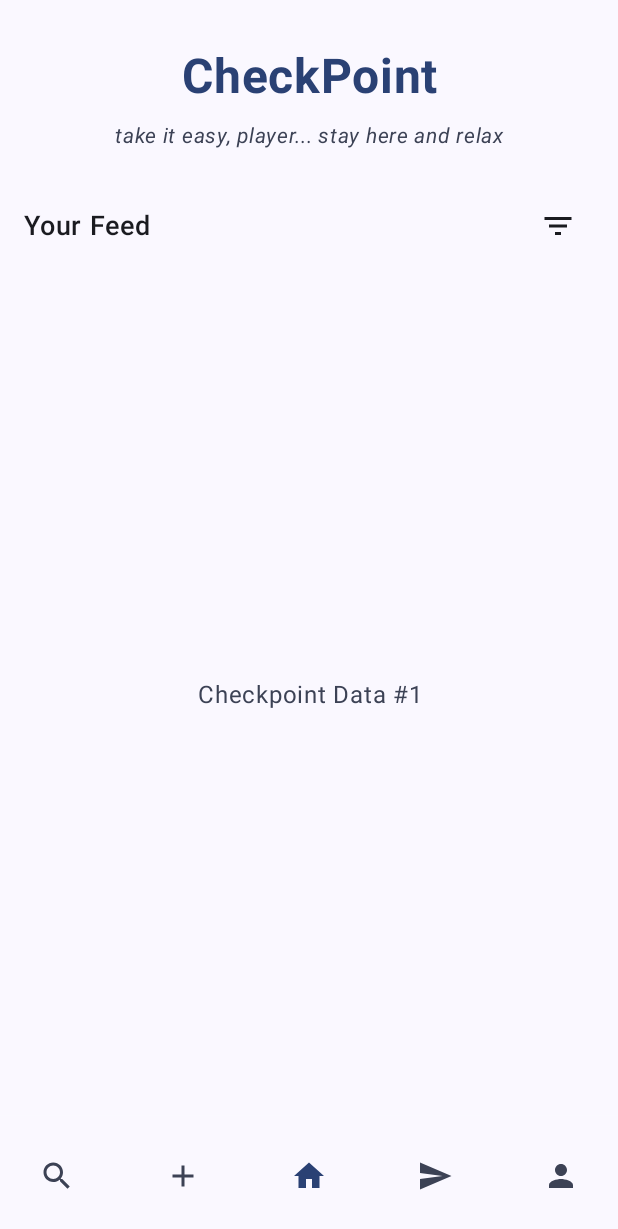
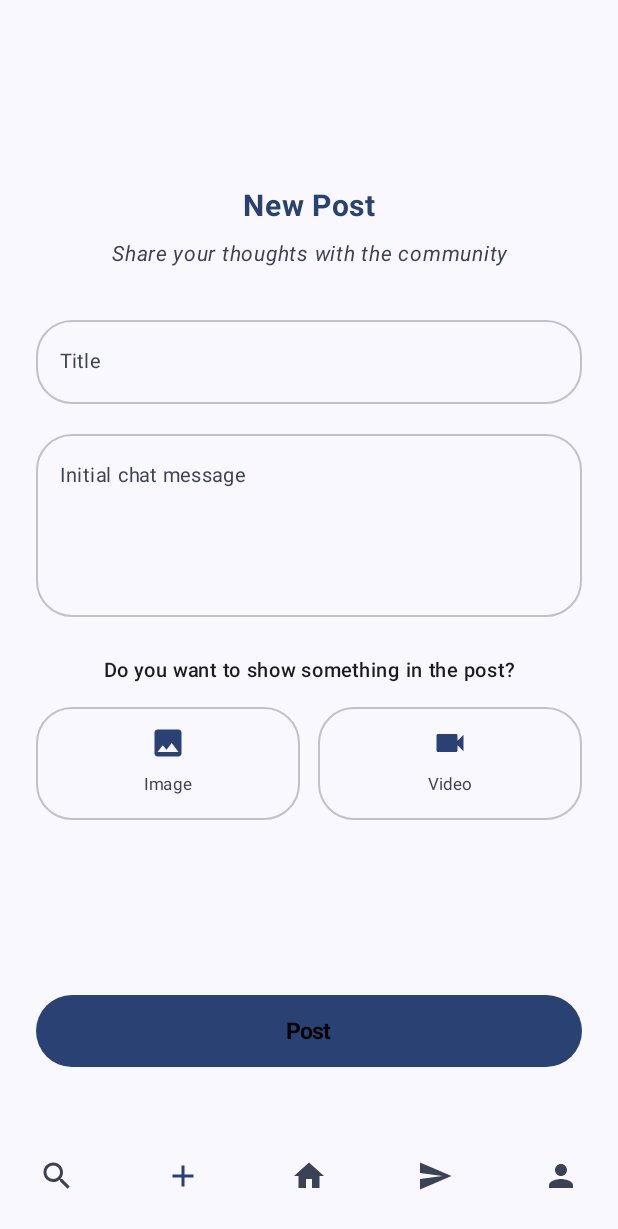
Before and after one commit to AlessioCamerano/CheckPoint, an Android app built with Jetpack Compose: the MainScreen screen opened through its navigation route, item 2 of the bottom bar chosen, on a phone screen of 412 x 824 dp. Shown: the top 1229 px of the screen. Run offline under Robolectric (Android 15) with nearby library versions, the phone set to English and light mode, and no system bars.

Commit message:
Schermata NewPost + Button per Upload Media

```diff
--- a/app/src/main/java/com/example/checkpoint/ui/components/BottomNavBar.kt
+++ b/app/src/main/java/com/example/checkpoint/ui/components/BottomNavBar.kt
@@ -44,7 +44,7 @@ fun BottomNavBar(
 
             NavigationBarItem(
                 selected = currentRoute == "add",
-                onClick = { /* TODO */ },
+                onClick = { onNavigate("add") },
                 icon = { Icon(Icons.Default.Add, contentDescription = "Add") },
                 colors = NavigationBarItemDefaults.colors(
                     selectedIconColor = MaterialTheme.colorScheme.primary,
--- /dev/null
+++ b/app/src/main/java/com/example/checkpoint/ui/components/MediaUploadButton.kt
@@ -0,0 +1,51 @@
+package com.example.checkpoint.ui.components
+
+import androidx.compose.foundation.layout.*
+import androidx.compose.foundation.shape.RoundedCornerShape
+import androidx.compose.material3.*
+import androidx.compose.runtime.Composable
+import androidx.compose.ui.Alignment
+import androidx.compose.ui.Modifier
+import androidx.compose.ui.graphics.Color
+import androidx.compose.ui.graphics.vector.ImageVector
+import androidx.compose.ui.unit.dp
+import androidx.compose.ui.unit.sp
+
+@Composable
+fun MediaUploadButton(
+    icon: ImageVector,
+    label: String,
+    modifier: Modifier = Modifier,
+    onClick: () -> Unit
+) {
+    Surface(
+        onClick = onClick,
+        modifier = modifier
+            .height(75.dp),
+        shape = RoundedCornerShape(24.dp),
+        color = Color.Transparent,
+        border = androidx.compose.foundation.BorderStroke(
+            1.dp,
+            MaterialTheme.colorScheme.secondary.copy(alpha = 0.3f)
+        )
+    ) {
+        Column(
+            modifier = Modifier.fillMaxSize(),
+            horizontalAlignment = Alignment.CenterHorizontally,
+            verticalArrangement = Arrangement.Center
+        ) {
+            Icon(
+                imageVector = icon,
+                contentDescription = null,
+                tint = MaterialTheme.colorScheme.primary,
+                modifier = Modifier.size(24.dp)
+            )
+            Spacer(modifier = Modifier.height(4.dp))
+            Text(
+                text = label,
+                fontSize = 11.sp,
+                color = MaterialTheme.colorScheme.secondary
+            )
+        }
+    }
+}
--- /dev/null
+++ b/app/src/main/java/com/example/checkpoint/ui/screens/CreatePostScreen.kt
@@ -0,0 +1,134 @@
+package com.example.checkpoint.ui.screens
+
+import androidx.compose.foundation.layout.*
+import androidx.compose.foundation.shape.RoundedCornerShape
+import androidx.compose.material.icons.Icons
+import androidx.compose.material.icons.filled.Image
+import androidx.compose.material.icons.filled.Videocam
+import androidx.compose.material3.*
+import androidx.compose.runtime.*
+import androidx.compose.ui.Alignment
+import androidx.compose.ui.Modifier
+import androidx.compose.ui.graphics.Color
+import androidx.compose.ui.text.font.FontStyle
+import androidx.compose.ui.text.font.FontWeight
+import androidx.compose.ui.text.style.TextAlign
+import androidx.compose.ui.unit.dp
+import androidx.compose.ui.unit.sp
+import com.example.checkpoint.ui.components.MediaUploadButton
+
+@Composable
+fun CreatePostScreen() {
+    var title by remember { mutableStateOf("") }
+    var initialMessage by remember { mutableStateOf("") }
+
+    Column(
+        modifier = Modifier
+            .fillMaxSize()
+            .padding(horizontal = 24.dp, vertical = 32.dp),
+        horizontalAlignment = Alignment.CenterHorizontally
+    ) {
+        Column(
+            modifier = Modifier.weight(1f),
+            verticalArrangement = Arrangement.Center,
+            horizontalAlignment = Alignment.CenterHorizontally
+        ) {
+            Text(
+                text = "New Post",
+                color = MaterialTheme.colorScheme.primary,
+                fontSize = 20.sp,
+                fontWeight = FontWeight.Bold,
+                textAlign = TextAlign.Center
+            )
+
+            Text(
+                text = "Share your thoughts with the community",
+                color = MaterialTheme.colorScheme.secondary,
+                fontSize = 14.sp,
+                fontStyle = FontStyle.Italic,
+                modifier = Modifier.padding(top = 8.dp),
+                textAlign = TextAlign.Center
+            )
+
+            Spacer(modifier = Modifier.height(24.dp))
+
+            // Campo per il Titolo
+            OutlinedTextField(
+                value = title,
+                onValueChange = { title = it },
+                label = { Text("Title", color = MaterialTheme.colorScheme.secondary, fontSize = 13.sp) },
+                placeholder = { Text("What's on your mind?", color = MaterialTheme.colorScheme.secondary.copy(alpha = 0.5f), fontSize = 13.sp) },
+                modifier = Modifier.fillMaxWidth(),
+                shape = RoundedCornerShape(24.dp),
+                colors = OutlinedTextFieldDefaults.colors(
+                    focusedBorderColor = MaterialTheme.colorScheme.primary,
+                    unfocusedBorderColor = MaterialTheme.colorScheme.secondary.copy(alpha = 0.3f),
+                    cursorColor = MaterialTheme.colorScheme.primary
+                ),
+                singleLine = true
+            )
+
+            Spacer(modifier = Modifier.height(12.dp))
+
+            // Campo per il Messaggio
+            OutlinedTextField(
+                value = initialMessage,
+                onValueChange = { initialMessage = it },
+                label = { Text("Initial chat message", color = MaterialTheme.colorScheme.secondary, fontSize = 13.sp) },
+                placeholder = { Text("Start the conversation...", color = MaterialTheme.colorScheme.secondary.copy(alpha = 0.5f), fontSize = 13.sp) },
+                modifier = Modifier
+                    .fillMaxWidth()
+                    .height(130.dp),
+                shape = RoundedCornerShape(24.dp),
+                colors = OutlinedTextFieldDefaults.colors(
+                    focusedBorderColor = MaterialTheme.colorScheme.primary,
+                    unfocusedBorderColor = MaterialTheme.colorScheme.secondary.copy(alpha = 0.3f),
+                    cursorColor = MaterialTheme.colorScheme.primary
+                )
+            )
+
+            Spacer(modifier = Modifier.height(24.dp))
+
+            Text(
+                text = "Do you want to show something in the post?",
+                color = MaterialTheme.colorScheme.onBackground,
+                fontSize = 13.sp,
+                fontWeight = FontWeight.Medium
+            )
+
+            Spacer(modifier = Modifier.height(12.dp))
+
+            Row(
+                modifier = Modifier.fillMaxWidth(),
+                horizontalArrangement = Arrangement.spacedBy(12.dp)
+            ) {
+                MediaUploadButton(
+                    icon = Icons.Default.Image,
+                    label = "Image",
+                    modifier = Modifier.weight(1f),
+                    onClick = { /* Caricamento immagine */ }
+                )
+                MediaUploadButton(
+                    icon = Icons.Default.Videocam,
+                    label = "Video",
+                    modifier = Modifier.weight(1f),
+                    onClick = { /* Caricamento video */ }
+                )
+            }
+        }
+
+        Spacer(modifier = Modifier.height(24.dp))
+
+        // Tasto Post
+        Button(
+            onClick = { /* Pubblica post */ },
+            modifier = Modifier
+                .fillMaxWidth()
+                .height(48.dp),
+            colors = ButtonDefaults.buttonColors(containerColor = MaterialTheme.colorScheme.primary),
+            shape = RoundedCornerShape(24.dp)
+        ) {
+            Text("Post", color = Color.Black, fontWeight = FontWeight.Bold, fontSize = 15.sp)
+        }
+    }
+}
--- a/app/src/main/java/com/example/checkpoint/ui/screens/MainScreen.kt
+++ b/app/src/main/java/com/example/checkpoint/ui/screens/MainScreen.kt
@@ -98,7 +98,9 @@ fun MainScreen(
                     composable("search") {
                         SearchScreen()
                     }
-                    composable("add") { /* TODO */ }
+                    composable("add") {
+                        CreatePostScreen()
+                    }
                     composable("messages") { /* TODO */ }
                     composable("profile") { /* TODO */ }
                 }
```
